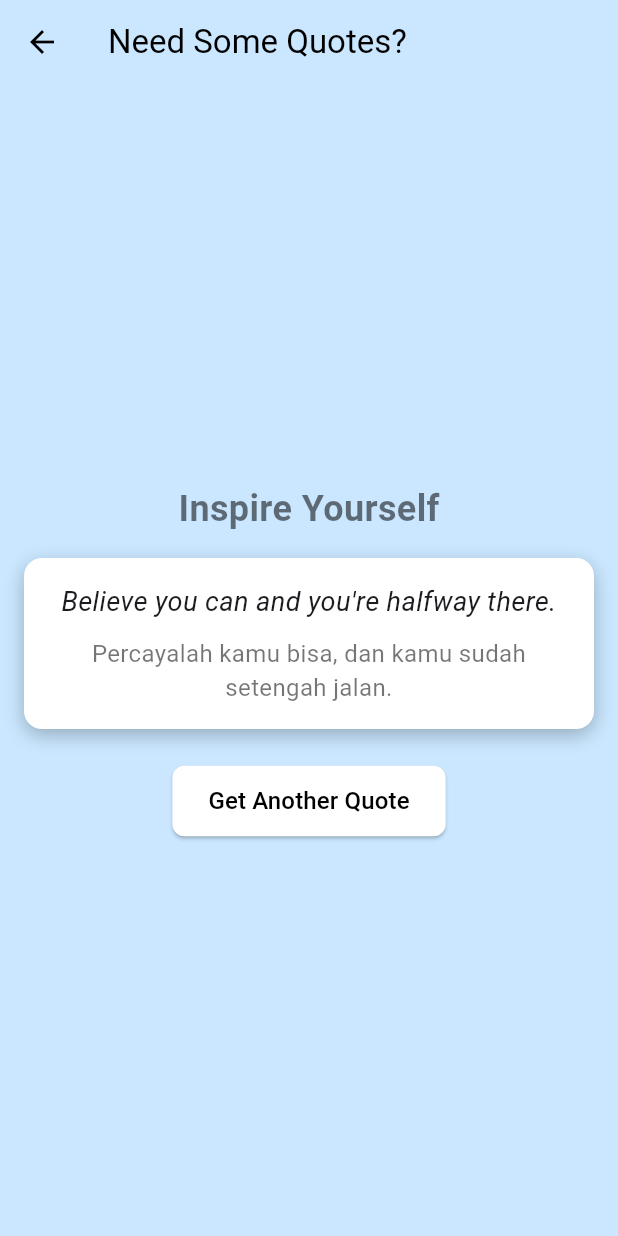
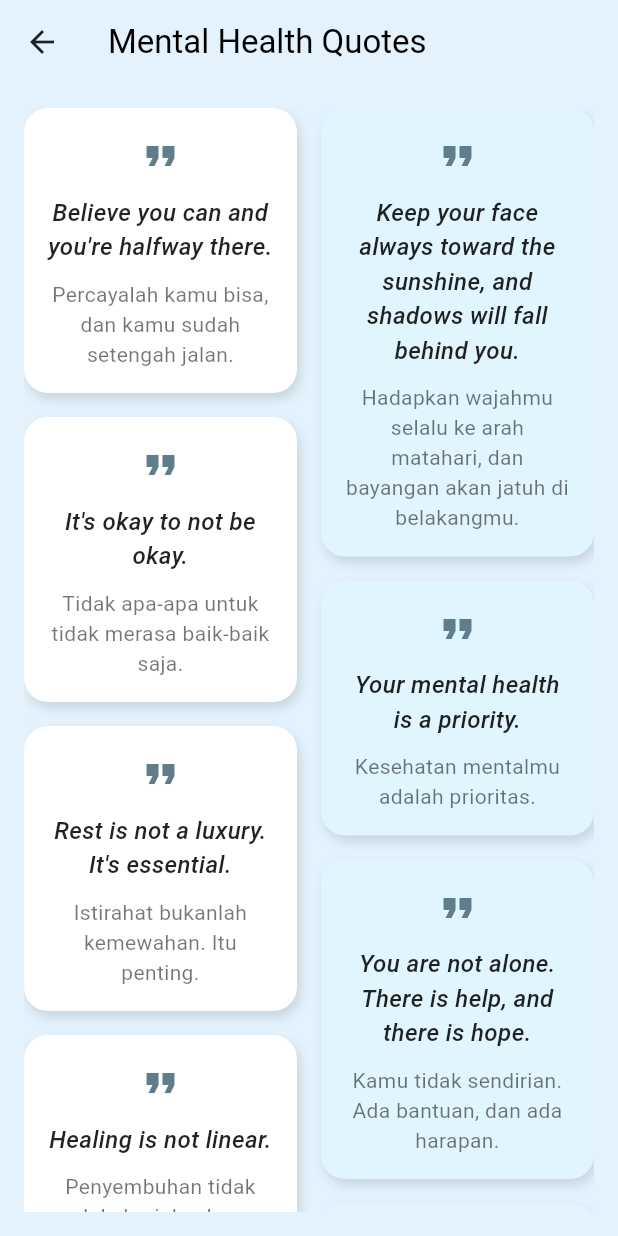
Before and after one commit to Juv-andrew/groupie, a Flutter app: the QuotesPage screen opened directly, on a phone screen of 412 x 824 dp. Run offline on Flutter 3.47's test engine with Material 3 defaults, Android fonts, the phone set to English and light mode, and no system bars; drawn by our look-alikes of overlay_support; our stand-ins replace just_audio, share_plus, shared_preferences, smooth_page_indicator; accounts and stored records are empty.

Commit message:
Update untuk halaman quotes page

```diff
--- a/lib/mental_health/QuotesPage.dart
+++ b/lib/mental_health/QuotesPage.dart
@@ -1,14 +1,10 @@
 import 'package:flutter/material.dart';
+import 'package:flutter_staggered_grid_view/flutter_staggered_grid_view.dart';
 
-class QuotesPage extends StatefulWidget {
+class QuotesPage extends StatelessWidget {
   const QuotesPage({super.key});
 
-  @override
-  State<QuotesPage> createState() => _QuotesPageState();
-}
-
-class _QuotesPageState extends State<QuotesPage> {
-  final List<Map<String, String>> _quotes = [
+  final List<Map<String, String>> _quotes = const [
     {
       "en": "Believe you can and you're halfway there.",
       "id": "Percayalah kamu bisa, dan kamu sudah setengah jalan.",
@@ -20,6 +16,30 @@ class _QuotesPageState extends State<QuotesPage> {
           "Hadapkan wajahmu selalu ke arah matahari, dan bayangan akan jatuh di belakangmu.",
     },
     {
+      "en": "It's okay to not be okay.",
+      "id": "Tidak apa-apa untuk tidak merasa baik-baik saja.",
+    },
+    {
+      "en": "Your mental health is a priority.",
+      "id": "Kesehatan mentalmu adalah prioritas.",
+    },
+    {
+      "en": "Rest is not a luxury. It's essential.",
+      "id": "Istirahat bukanlah kemewahan. Itu penting.",
+    },
+    {
+      "en": "You are not alone. There is help, and there is hope.",
+      "id": "Kamu tidak sendirian. Ada bantuan, dan ada harapan.",
+    },
+    {
+      "en": "Healing is not linear.",
+      "id": "Penyembuhan tidak selalu berjalan lurus.",
+    },
+    {
+      "en": "Talking about your feelings is a strength, not a weakness.",
+      "id": "Berbicara tentang perasaanmu adalah kekuatan, bukan kelemahan.",
+    },
+    {
       "en":
           "The only limit to our realization of tomorrow is our doubts of today.",
       "id":
@@ -27,126 +47,192 @@ class _QuotesPageState extends State<QuotesPage> {
     },
     {
       "en":
-          "Do not wait to strike till the iron is hot; but make it hot by striking.",
-      "id":
-          "Jangan menunggu besi menjadi panas untuk ditempa, tetapi buatlah panas dengan menempa.",
-    },
-    {
-      "en": "The best way to predict the future is to invent it.",
-      "id":
-          "Cara terbaik untuk meramal masa depan adalah dengan menciptakannya.",
-    },
-    {
-      "en":
           "Success is not the key to happiness. Happiness is the key to success.",
       "id":
           "Kesuksesan bukanlah kunci kebahagiaan. Kebahagiaan adalah kunci kesuksesan.",
     },
+    {
+      "en":
+          "You don’t have to control your thoughts. You just have to stop letting them control you.",
+      "id":
+          "Kamu tidak harus mengendalikan pikiranmu. Kamu hanya perlu berhenti membiarkannya mengendalikanmu.",
+    },
+    {
+      "en":
+          "Sometimes the people around you won’t understand your journey. They don’t need to, it’s not for them.",
+      "id":
+          "Terkadang orang di sekitarmu tidak akan mengerti perjalananmu. Dan itu tidak masalah, karena itu bukan untuk mereka.",
+    },
+    {
+      "en": "Self-care is how you take your power back.",
+      "id": "Perawatan diri adalah cara kamu mengambil kembali kekuatanmu.",
+    },
+    {
+      "en": "You are more than the mistakes you've made.",
+      "id": "Kamu lebih dari sekadar kesalahan yang pernah kamu buat.",
+    },
+    {
+      "en": "Small steps every day lead to big changes.",
+      "id": "Langkah kecil setiap hari membawa perubahan besar.",
+    },
+    {
+      "en":
+          "Taking care of your mental health is a form of strength, not weakness.",
+      "id":
+          "Merawat kesehatan mentalmu adalah bentuk kekuatan, bukan kelemahan.",
+    },
+    {
+      "en": "Be proud of how hard you’re trying.",
+      "id": "Banggalah atas betapa kerasnya kamu berusaha.",
+    },
+    {
+      "en": "You are not a burden. You are a human with emotions.",
+      "id": "Kamu bukan beban. Kamu adalah manusia dengan emosi.",
+    },
+    {
+      "en": "Healing takes time, and that's okay.",
+      "id": "Penyembuhan membutuhkan waktu, dan itu tidak apa-apa.",
+    },
+    {
+      "en": "You matter. Your story matters. Your feelings matter.",
+      "id": "Kamu penting. Ceritamu penting. Perasaanmu penting.",
+    },
   ];
-
-  late Map<String, String> _currentQuote;
-
-  @override
-  void initState() {
-    super.initState();
-    _generateQuote();
-  }
-
-  void _generateQuote() {
-    final index = DateTime.now().millisecondsSinceEpoch % _quotes.length;
-    _currentQuote = _quotes[index];
-  }
-
-  void _showNewQuote() {
-    setState(() {
-      _generateQuote();
-    });
-  }
 
   @override
   Widget build(BuildContext context) {
     return Scaffold(
-      backgroundColor: const Color.fromARGB(255, 202, 231, 255),
+      backgroundColor: const Color(0xFFE3F2FD),
       appBar: AppBar(
-        title: const Text('Need Some Quotes?'),
-        backgroundColor: Color.fromARGB(255, 202, 231, 255),
+        title: const Text('Mental Health Quotes'),
+        backgroundColor: const Color(0xFFE3F2FD),
+        elevation: 0,
         leading: IconButton(
-          icon: const Icon(Icons.arrow_back, color: Colors.black),
-          onPressed: () {
-            Navigator.pop(context);
-          },
+          icon: const Icon(Icons.arrow_back, color: Colors.black87),
+          onPressed: () => Navigator.pop(context),
         ),
       ),
       body: Padding(
         padding: const EdgeInsets.all(16.0),
-        child: Center(
-          child: Column(
-            mainAxisAlignment: MainAxisAlignment.center,
+        child: LayoutBuilder(
+          builder: (context, constraints) {
+            int crossAxisCount =
+                constraints.maxWidth > 900
+                    ? 4
+                    : constraints.maxWidth > 600
+                    ? 3
+                    : 2;
+
+            return MasonryGridView.count(
+              crossAxisCount: crossAxisCount,
+              mainAxisSpacing: 16,
+              crossAxisSpacing: 16,
+              itemCount: _quotes.length,
+              itemBuilder: (context, index) {
+                final quote = _quotes[index];
+                final bool isEven = index % 2 == 0;
+
+                return GestureDetector(
+                  onTap: () {
+                    showDialog(
+                      context: context,
+                      builder: (context) {
+                        return AlertDialog(
+                          shape: RoundedRectangleBorder(
+                            borderRadius: BorderRadius.circular(16),
+                          ),
+                          backgroundColor: Colors.white,
+                          title: const Text(
+                            'Quote Detail',
+                            textAlign: TextAlign.center,
+                          ),
+                          content: Column(
+                            mainAxisSize: MainAxisSize.min,
                             children: [
-              const Text(
-                'Inspire Yourself',
-                style: TextStyle(
-                  fontSize: 24,
-                  fontWeight: FontWeight.bold,
+                              const Icon(
+                                Icons.format_quote,
+                                size: 40,
+                                color: Colors.blueGrey,
+                              ),
+                              const SizedBox(height: 16),
+                              Text(
+                                quote['en']!,
+                                textAlign: TextAlign.center,
+                                style: const TextStyle(
+                                  fontSize: 16,
+                                  fontStyle: FontStyle.italic,
+                                ),
+                              ),
+                              const SizedBox(height: 12),
+                              Text(
+                                quote['id']!,
+                                textAlign: TextAlign.center,
+                                style: const TextStyle(
+                                  fontSize: 14,
                                   color: Colors.black54,
                                 ),
                               ),
-              const SizedBox(height: 16),
-              Container(
+                            ],
+                          ),
+                          actions: [
+                            TextButton(
+                              child: const Text('Close'),
+                              onPressed: () => Navigator.of(context).pop(),
+                            ),
+                          ],
+                        );
+                      },
+                    );
+                  },
+                  child: AnimatedContainer(
+                    duration: const Duration(milliseconds: 500),
+                    curve: Curves.easeInOut,
                     padding: const EdgeInsets.all(16),
                     decoration: BoxDecoration(
-                  color: Colors.white,
-                  borderRadius: BorderRadius.circular(12),
+                      color: isEven ? Colors.white : Colors.lightBlue[50],
+                      borderRadius: BorderRadius.circular(16),
                       boxShadow: const [
                         BoxShadow(
-                      color: Colors.black26,
-                      blurRadius: 10,
-                      offset: Offset(0, 4),
+                          color: Colors.black12,
+                          blurRadius: 6,
+                          offset: Offset(2, 4),
                         ),
                       ],
                     ),
                     child: Column(
                       children: [
+                        const Icon(
+                          Icons.format_quote,
+                          color: Colors.blueGrey,
+                          size: 32,
+                        ),
+                        const SizedBox(height: 10),
                         Text(
-                      _currentQuote['en']!,
+                          quote['en']!,
                           textAlign: TextAlign.center,
                           style: const TextStyle(
-                        fontSize: 18,
+                            fontSize: 16,
                             fontStyle: FontStyle.italic,
+                            fontWeight: FontWeight.w500,
+                            color: Colors.black87,
                           ),
                         ),
                         const SizedBox(height: 10),
                         Text(
-                      _currentQuote['id']!,
+                          quote['id']!,
                           textAlign: TextAlign.center,
                           style: const TextStyle(
-                        fontSize: 16,
+                            fontSize: 14,
                             color: Colors.black54,
                           ),
                         ),
                       ],
                     ),
                   ),
-              const SizedBox(height: 24),
-              ElevatedButton(
-                onPressed: _showNewQuote,
-                style: ElevatedButton.styleFrom(
-                  backgroundColor: Colors.white,
-                  padding: const EdgeInsets.symmetric(
-                    horizontal: 24,
-                    vertical: 12,
-                  ),
-                  shape: RoundedRectangleBorder(
-                    borderRadius: BorderRadius.circular(8),
-                  ),
-                ),
-                child: const Text(
-                  'Get Another Quote',
-                  style: TextStyle(fontSize: 16, color: Colors.black),
-                ),
-              ),
-            ],
-          ),
+                );
+              },
+            );
+          },
         ),
       ),
     );
--- a/pubspec.yaml
+++ b/pubspec.yaml
@@ -30,7 +30,7 @@ environment:
 dependencies:
   flutter:
     sdk: flutter
-
+  flutter_staggered_grid_view: ^0.6.2
   # The following adds the Cupertino Icons font to your application.
   # Use with the CupertinoIcons class for iOS style icons.
   cupertino_icons: ^1.0.8
```
Also changed, not shown: pubspec.lock. Lines whose indentation alone changed are shown as unchanged.
